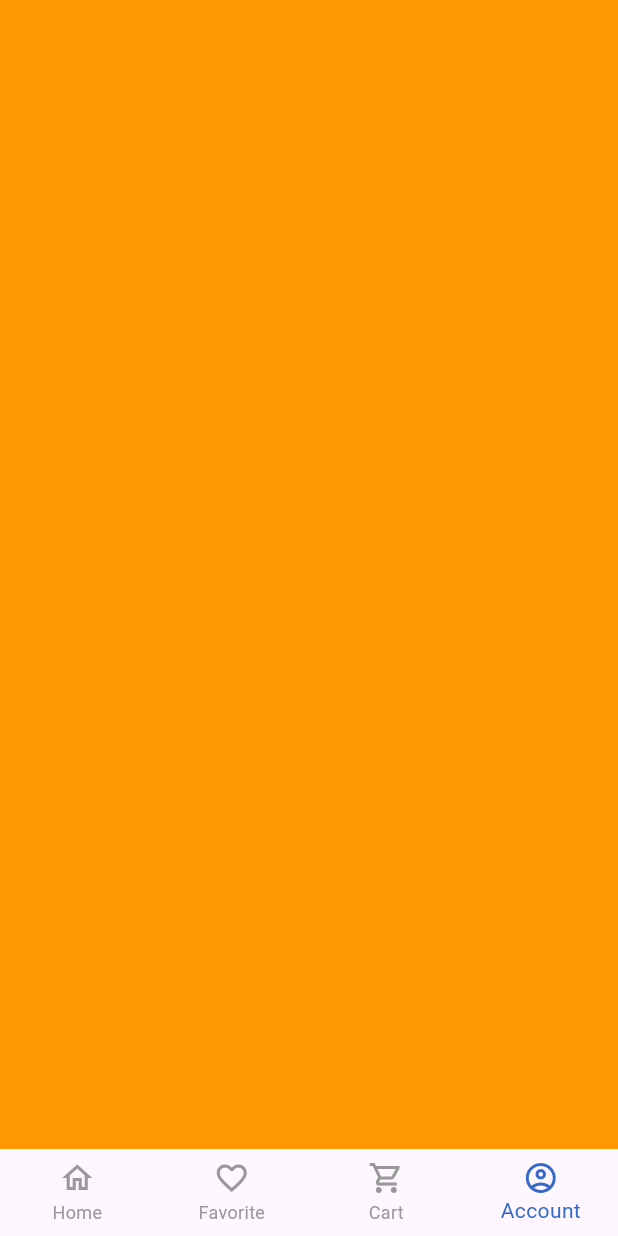
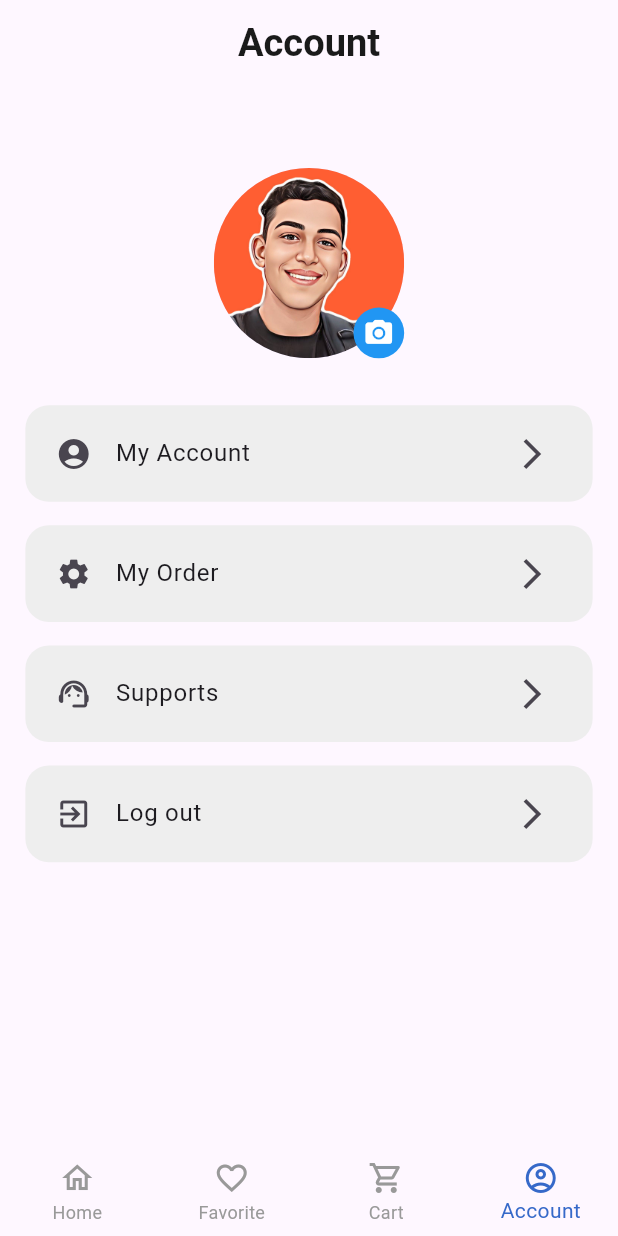
Before and after one commit to 9Abdo/e-commerce-clothes, a Flutter app: the Homepage screen opened by its route, item 4 of the bottom bar chosen, on a phone screen of 412 x 824 dp. Run offline on Flutter 3.47's test engine with Material 3 defaults, Android fonts, the phone set to English and light mode, and no system bars; our stand-ins replace cached_network_image, dio, firebase_auth, firebase_core, flutter_bloc, flutter_screenutil and 3 more; accounts and stored records are empty; network calls fail.

Commit message:
add page account and add phote in project

```diff
--- /dev/null
+++ b/lib/views/accountpage.dart
@@ -0,0 +1,54 @@
+import 'package:e_commerce_clothes/utils/style.dart';
+import 'package:e_commerce_clothes/widget/Account/add_phote.dart';
+import 'package:e_commerce_clothes/widget/Account/list_tile.dart';
+import 'package:flutter/material.dart';
+import 'package:flutter_screenutil/flutter_screenutil.dart';
+
+class Accountpage extends StatelessWidget {
+  const Accountpage({super.key});
+
+  @override
+  Widget build(BuildContext context) {
+    return SafeArea(
+      child: Scaffold(
+        appBar: AppBar(
+          title: Text("Account", style: AppStyle.appBarStyle),
+          centerTitle: true,
+        ),
+        body: Padding(
+          padding: EdgeInsets.all(16.sp),
+          child: Column(
+            children: [
+              SizedBox(height: 40.h),
+              Center(child: AddPhote()),
+              SizedBox(height: 32.h),
+              Listtile(
+                leading: Icons.account_circle,
+                title: "My Account",
+                onTap: () {},
+              ),
+              SizedBox(height: 16.h),
+              Listtile(
+                leading: Icons.settings,
+                title: "My Order",
+                onTap: () {},
+              ),
+              SizedBox(height: 16.h),
+              Listtile(
+                leading: Icons.support_agent_rounded,
+                title: "Supports",
+                onTap: () {},
+              ),
+              SizedBox(height: 16.h),
+              Listtile(
+                leading: Icons.exit_to_app,
+                title: "Log out",
+                onTap: () {},
+              ),
+            ],
+          ),
+        ),
+      ),
+    );
+  }
+}
--- a/lib/views/homepage.dart
+++ b/lib/views/homepage.dart
@@ -1,4 +1,5 @@
 import 'package:e_commerce_clothes/utils/color.dart';
+import 'package:e_commerce_clothes/views/accountpage.dart';
 import 'package:e_commerce_clothes/views/cartpage.dart';
 import 'package:e_commerce_clothes/views/favouritepage.dart';
 import 'package:e_commerce_clothes/views/mainhome.dart';
@@ -17,16 +18,7 @@ class _HomepageState extends State<Homepage> {
   @override
   void initState() {
     super.initState();
-    screen = [
-      Mainhome(),
-      FavoritePage(),
-      Cartpage(),
-      Container(
-        height: double.infinity,
-        width: double.infinity,
-        color: Colors.orange,
-      ),
-    ];
+    screen = [Mainhome(), FavoritePage(), Cartpage(), Accountpage()];
   }
 
   @override
--- /dev/null
+++ b/lib/widget/Account/add_phote.dart
@@ -0,0 +1,66 @@
+import 'dart:io';
+import 'package:e_commerce_clothes/widget/Account/satck_photo.dart';
+import 'package:flutter/material.dart';
+import 'package:flutter_screenutil/flutter_screenutil.dart';
+import 'package:image_picker/image_picker.dart';
+
+class AddPhote extends StatefulWidget {
+  const AddPhote({super.key});
+
+  @override
+  State<AddPhote> createState() => _AddPhoteState();
+}
+
+class _AddPhoteState extends State<AddPhote> {
+  File? _image;
+
+  final ImagePicker _picker = ImagePicker();
+
+
+  Future<void> pickImage(ImageSource source) async {
+    final picked = await _picker.pickImage(source: source);
+
+    if (picked != null) {
+      setState(() {
+        _image = File(picked.path);
+      });
+    }
+  }
+
+  void showPicker() {
+    showModalBottomSheet(
+      context: context,
+      builder: (context) {
+        return Container(
+          padding: EdgeInsets.all(16.sp),
+          child: Column(
+            mainAxisSize: MainAxisSize.min,
+            children: [
+              ListTile(
+                leading: Icon(Icons.camera_alt),
+                title: Text("Camera"),
+                onTap: () {
+                  Navigator.pop(context);
+                  pickImage(ImageSource.camera);
+                },
+              ),
+              ListTile(
+                leading: Icon(Icons.image),
+                title: Text("Gallery"),
+                onTap: () {
+                  Navigator.pop(context);
+                  pickImage(ImageSource.gallery);
+                },
+              ),
+            ],
+          ),
+        );
+      },
+    );
+  }
+
+  @override
+  Widget build(BuildContext context) {
+    return SatckPhoto(onTap: showPicker, image: _image);
+  }
+}
--- /dev/null
+++ b/lib/widget/Account/list_tile.dart
@@ -0,0 +1,34 @@
+import 'package:flutter/material.dart';
+import 'package:flutter_screenutil/flutter_screenutil.dart';
+
+class Listtile extends StatelessWidget {
+  const Listtile({
+    super.key,
+    required this.leading,
+    required this.title,
+    required this.onTap,
+  });
+  final IconData leading;
+  final String title;
+  final void Function()? onTap;
+
+  @override
+  Widget build(BuildContext context) {
+    return Container(
+      padding: EdgeInsets.all(4.sp),
+      decoration: BoxDecoration(
+        color: Colors.grey[200],
+        borderRadius: BorderRadius.circular(16.r),
+      ),
+
+      child: GestureDetector(
+        onTap: onTap,
+        child: ListTile(
+          leading: Icon(leading),
+          title: Text(title),
+          trailing: Icon(Icons.arrow_forward_ios),
+        ),
+      ),
+    );
+  }
+}
--- /dev/null
+++ b/lib/widget/Account/satck_photo.dart
@@ -0,0 +1,40 @@
+import 'dart:io';
+
+import 'package:flutter/material.dart';
+import 'package:flutter_screenutil/flutter_screenutil.dart';
+
+class SatckPhoto extends StatelessWidget {
+  const SatckPhoto({super.key, required this.onTap, required this.image});
+  final void Function()? onTap;
+  final File? image;
+
+  @override
+  Widget build(BuildContext context) {
+    return Stack(
+      children: [
+        CircleAvatar(
+          radius: 65.r,
+          backgroundImage: image !=  null
+              ? FileImage(image!)
+              : AssetImage("assets/images/p.jpg") as ImageProvider,
+        ),
+
+        Positioned(
+          bottom: 0,
+          right: 0,
+          child: GestureDetector(
+            onTap: onTap,
+            child: Container(
+              padding: EdgeInsets.all(6.sp),
+              decoration: BoxDecoration(
+                shape: BoxShape.circle,
+                color: Colors.blue,
+              ),
+              child: Icon(Icons.camera_alt, size: 20.sp, color: Colors.white),
+            ),
+          ),
+        ),
+      ],
+    );
+  }
+}
--- a/pubspec.yaml
+++ b/pubspec.yaml
@@ -43,6 +43,9 @@ dependencies:
   cached_network_image: ^3.4.1
   path_provider: ^2.0.0
   flutter_bloc: ^9.1.1
+  image_picker: ^1.2.2
+  permission_handler: ^11.0.0
+  cloud_firestore: ^6.3.0
 
 dev_dependencies:
   flutter_test:
```
Also changed, not shown: assets/images/p.jpg (added), pubspec.lock, 6 other files.
